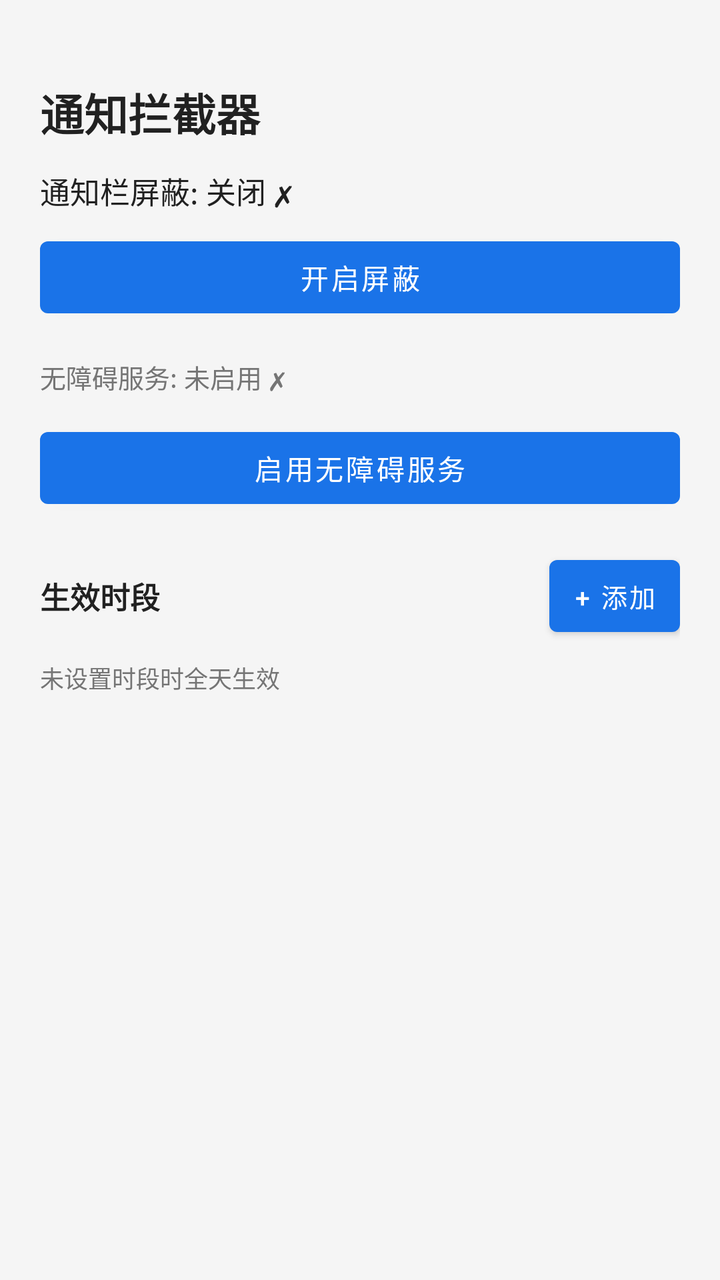
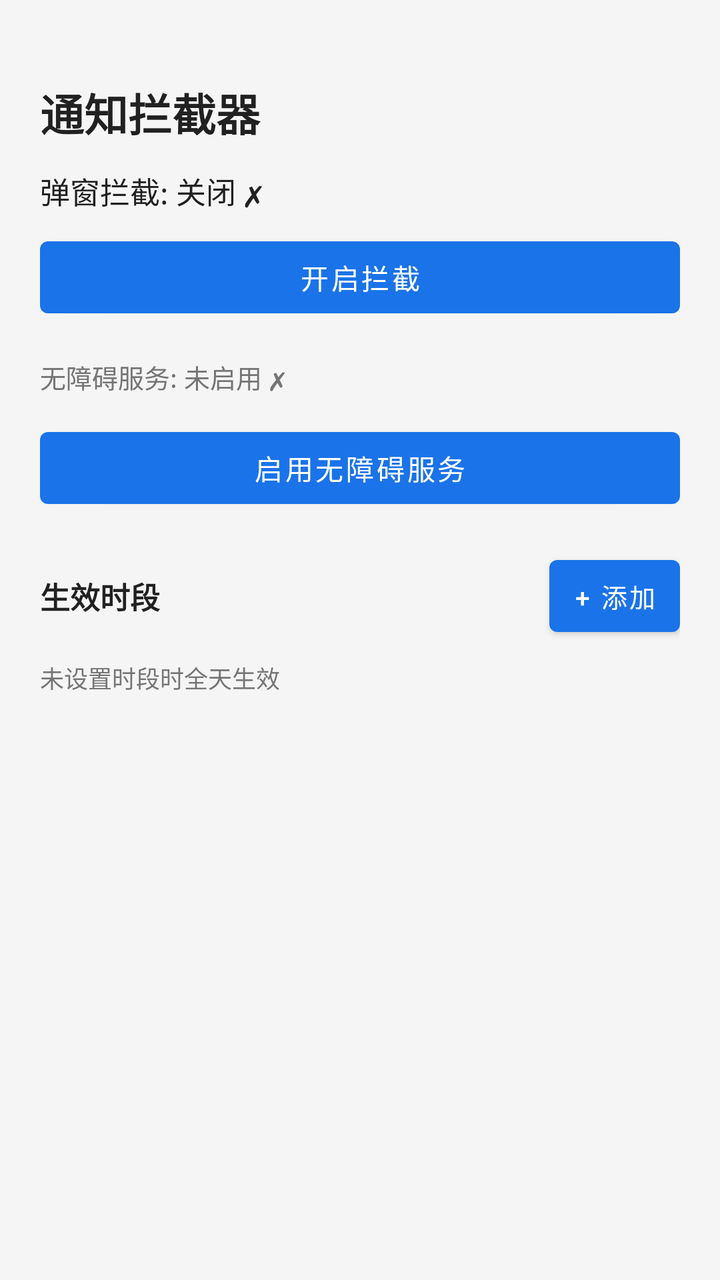

Before-and-after screenshots of an Android layout around one commit, followed by the original layout XML and the change that was made.
<!-- AndroidManifest.xml: application theme Theme.NotificationBlocker -->
<!-- res/layout/activity_main.xml -->
<?xml version="1.0" encoding="utf-8"?>
<LinearLayout xmlns:android="http://schemas.android.com/apk/res/android"
    android:layout_width="match_parent"
    android:layout_height="match_parent"
    android:orientation="vertical"
    android:background="@color/background"
    android:fitsSystemWindows="true">

    <TextView
        android:layout_width="match_parent"
        android:layout_height="wrap_content"
        android:text="通知拦截器"
        android:textSize="22sp"
        android:textStyle="bold"
        android:textColor="@color/text_primary"
        android:paddingHorizontal="20dp"
        android:paddingTop="40dp"
        android:paddingBottom="12dp" />

    <TextView
        android:id="@+id/tvSwitchStatus"
        android:layout_width="match_parent"
        android:layout_height="wrap_content"
        android:text="通知栏屏蔽: 关闭 ✗"
        android:textSize="15sp"
        android:textColor="@color/text_primary"
        android:paddingHorizontal="20dp"
        android:layout_marginBottom="8dp" />

    <Button
        android:id="@+id/btnToggleSwitch"
        android:layout_width="match_parent"
        android:layout_height="wrap_content"
        android:text="开启屏蔽"
        android:layout_marginHorizontal="20dp"
        android:layout_marginBottom="16dp" />

    <TextView
        android:id="@+id/tvAccessibilityStatus"
        android:layout_width="match_parent"
        android:layout_height="wrap_content"
        android:text="无障碍服务: 未启用 ✗"
        android:textSize="13sp"
        android:textColor="@color/text_secondary"
        android:paddingHorizontal="20dp"
        android:layout_marginBottom="12dp" />

    <Button
        android:id="@+id/btnEnableAccessibility"
        android:layout_width="match_parent"
        android:layout_height="wrap_content"
        android:text="启用无障碍服务"
        android:layout_marginHorizontal="20dp"
        android:layout_marginBottom="16dp" />

    <LinearLayout
        android:layout_width="match_parent"
        android:layout_height="wrap_content"
        android:orientation="horizontal"
        android:gravity="center_vertical"
        android:paddingHorizontal="20dp"
        android:layout_marginBottom="8dp">

        <TextView
            android:layout_width="0dp"
            android:layout_height="wrap_content"
            android:layout_weight="1"
            android:text="生效时段"
            android:textSize="15sp"
            android:textStyle="bold"
            android:textColor="@color/text_primary" />

        <Button
            android:id="@+id/btnAddTimeRange"
            android:layout_width="wrap_content"
            android:layout_height="wrap_content"
            android:text="+ 添加"
            android:textSize="13sp"
            android:minWidth="0dp"
            android:paddingHorizontal="12dp"
            android:paddingVertical="4dp" />

    </LinearLayout>

    <TextView
        android:layout_width="match_parent"
        android:layout_height="wrap_content"
        android:text="未设置时段时全天生效"
        android:textSize="12sp"
        android:textColor="@color/text_secondary"
        android:paddingHorizontal="20dp"
        android:layout_marginBottom="8dp" />

    <androidx.recyclerview.widget.RecyclerView
        android:id="@+id/rvTimeRanges"
        android:layout_width="match_parent"
        android:layout_height="0dp"
        android:layout_weight="1"
        android:clipToPadding="false"
        android:paddingHorizontal="20dp"
        android:paddingBottom="20dp" />

</LinearLayout>
<!-- resources referenced by this layout -->
<resources>
  <color name="background">#F5F5F5</color>
  <color name="text_primary">#212121</color>
  <color name="text_secondary">#757575</color>
  <style name="Theme.NotificationBlocker" parent="Theme.MaterialComponents.Light.NoActionBar">
          <item name="android:statusBarColor">@android:color/transparent</item>
          <item name="android:navigationBarColor">@android:color/transparent</item>
          <item name="android:windowTranslucentStatus">true</item>
          <item name="android:windowDrawsSystemBarBackgrounds">true</item>
          <item name="colorPrimary">@color/primary</item>
          <item name="colorPrimaryDark">@color/primary_dark</item>
          <item name="colorAccent">@color/accent</item>
          <item name="android:windowBackground">@color/background</item>
      </style>
  <color name="primary">#1A73E8</color>
  <color name="primary_dark">#1557B0</color>
  <color name="accent">#1A73E8</color>
</resources>

<!-- the commit's change to res/layout/activity_main.xml (unified diff, before → after) -->
@@ -21,7 +21,7 @@
         android:id="@+id/tvSwitchStatus"
         android:layout_width="match_parent"
         android:layout_height="wrap_content"
-        android:text="通知栏屏蔽: 关闭 ✗"
+        android:text="弹窗拦截: 关闭 ✗"
         android:textSize="15sp"
         android:textColor="@color/text_primary"
         android:paddingHorizontal="20dp"
@@ -31,7 +31,7 @@
         android:id="@+id/btnToggleSwitch"
         android:layout_width="match_parent"
         android:layout_height="wrap_content"
-        android:text="开启屏蔽"
+        android:text="开启拦截"
         android:layout_marginHorizontal="20dp"
         android:layout_marginBottom="16dp" />
 
